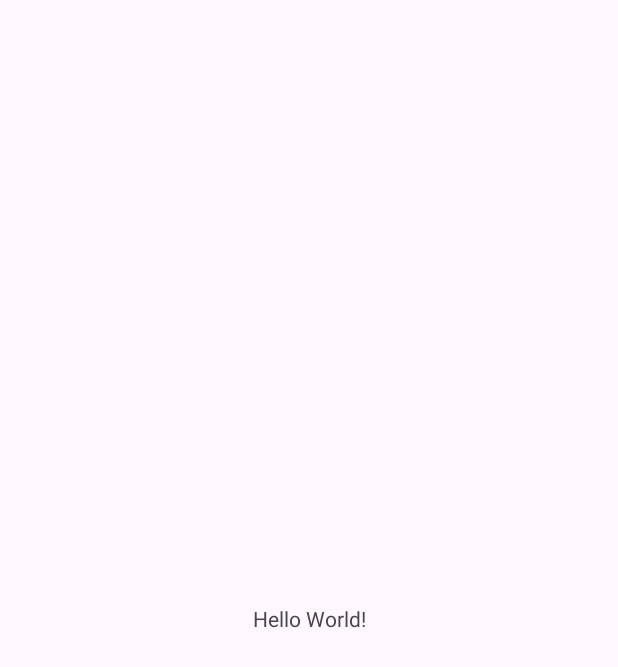
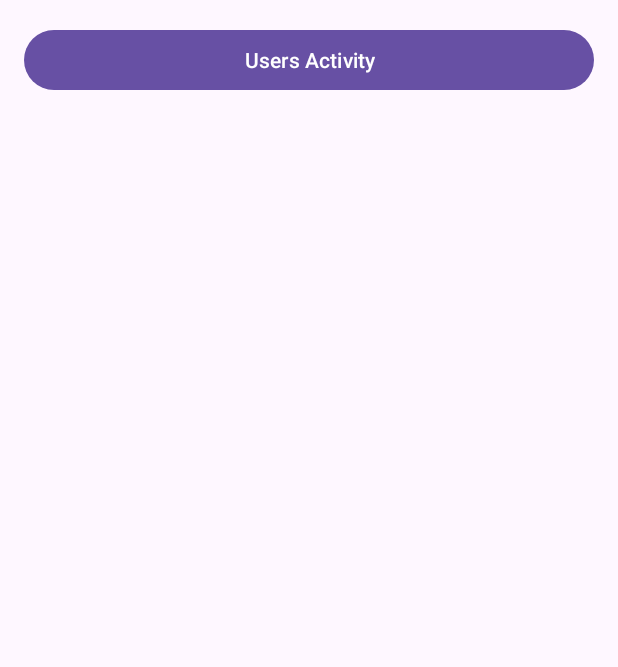
Before and after one commit to Mirage74/CoroutineFlow, an Android app: the screen it shows after launch (MainActivity), on a phone screen of 412 x 824 dp. Before the commit the part shown is almost empty. Shown: the top 667 px of the screen. Run offline under Robolectric (Android 15) with nearby library versions, the phone set to English and light mode, and no system bars.

```diff
--- a/app/src/main/java/com/balex/coroutineflow/MainActivity.kt
+++ b/app/src/main/java/com/balex/coroutineflow/MainActivity.kt
@@ -1,14 +1,21 @@
 package com.balex.coroutineflow
 
 import android.os.Bundle
-import androidx.activity.enableEdgeToEdge
 import androidx.appcompat.app.AppCompatActivity
-import androidx.core.view.ViewCompat
-import androidx.core.view.WindowInsetsCompat
+import com.balex.coroutineflow.databinding.ActivityMainBinding
+import com.balex.coroutineflow.lessons.lesson2.UsersActivity
 
 class MainActivity : AppCompatActivity() {
+
+    private val binding by lazy {
+        ActivityMainBinding.inflate(layoutInflater)
+    }
+
     override fun onCreate(savedInstanceState: Bundle?) {
         super.onCreate(savedInstanceState)
-        setContentView(R.layout.activity_main)
+        setContentView(binding.root)
+        binding.buttonUsersActivity.setOnClickListener {
+            startActivity(UsersActivity.newIntent(this))
+        }
     }
 }
--- a/app/src/main/java/com/balex/coroutineflow/lessons/lesson1.kt
+++ b/app/src/main/java/com/balex/coroutineflow/lessons/lesson1/lesson1.kt
@@ -1,4 +1,4 @@
-package com.balex.coroutineflow.lessons
+package com.balex.coroutineflow.lessons.lesson1
 
 import kotlinx.coroutines.delay
 import kotlinx.coroutines.flow.asFlow
--- a/app/src/main/res/layout/activity_main.xml
+++ b/app/src/main/res/layout/activity_main.xml
@@ -1,19 +1,15 @@
 <?xml version="1.0" encoding="utf-8"?>
-<androidx.constraintlayout.widget.ConstraintLayout xmlns:android="http://schemas.android.com/apk/res/android"
-    xmlns:app="http://schemas.android.com/apk/res-auto"
+<LinearLayout xmlns:android="http://schemas.android.com/apk/res/android"
     xmlns:tools="http://schemas.android.com/tools"
-    android:id="@+id/main"
     android:layout_width="match_parent"
     android:layout_height="match_parent"
+    android:orientation="vertical"
+    android:padding="16dp"
     tools:context=".MainActivity">
 
-    <TextView
-        android:layout_width="wrap_content"
+    <Button
+        android:id="@+id/button_users_activity"
+        android:layout_width="match_parent"
         android:layout_height="wrap_content"
-        android:text="Hello World!"
-        app:layout_constraintBottom_toBottomOf="parent"
-        app:layout_constraintEnd_toEndOf="parent"
-        app:layout_constraintStart_toStartOf="parent"
-        app:layout_constraintTop_toTopOf="parent" />
-
-</androidx.constraintlayout.widget.ConstraintLayout>
+        android:text="@string/users_activity" />
+</LinearLayout>
--- a/app/src/main/res/values/colors.xml
+++ b/app/src/main/res/values/colors.xml
@@ -1,5 +1,10 @@
 <?xml version="1.0" encoding="utf-8"?>
 <resources>
+    <color name="purple_200">#FFBB86FC</color>
+    <color name="purple_500">#FF6200EE</color>
+    <color name="purple_700">#FF3700B3</color>
+    <color name="teal_200">#FF03DAC5</color>
+    <color name="teal_700">#FF018786</color>
     <color name="black">#FF000000</color>
     <color name="white">#FFFFFFFF</color>
 </resources>
--- a/app/src/main/res/values/strings.xml
+++ b/app/src/main/res/values/strings.xml
@@ -1,3 +1,7 @@
 <resources>
     <string name="app_name">CoroutineFlow</string>
+    <string name="add_user">Add user</string>
+    <string name="enter_username">Enter username:</string>
+    <string name="users_activity">Users Activity</string>
+    <string name="launch_next_screen">Launch next screen</string>
 </resources>
```
Also changed, not shown: app/build.gradle.kts (+9 -0 lines), app/src/main/java/com/balex/coroutineflow/lessons/lesson2/Users2Activity.kt (added, +40 -0 lines), app/src/main/java/com/balex/coroutineflow/lessons/lesson2/UsersActivity.kt (added, +51 -0 lines), app/src/main/java/com/balex/coroutineflow/lessons/lesson2/UsersRepository.kt (added, +18 -0 lines), app/src/main/java/com/balex/coroutineflow/lessons/lesson2/UsersViewModel.kt (added, +31 -0 lines), app/src/main/res/layout/activity_users.xml (added, +40 -0 lines), app/src/main/res/layout/activity_users_2.xml (added, +33 -0 lines), gradle/libs.versions.toml (+7 -0 lines).
